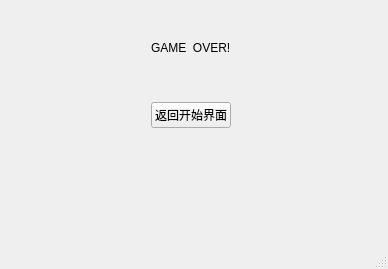
This is returnwindow.ui in qinghuanzjy/SnakeGame as Qt 5 draws it before an edit. The edited form follows.
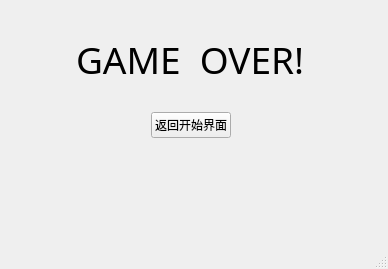
This is the edited form.

Commit message: 更改了开始界面

```diff
--- a/returnwindow.ui
+++ b/returnwindow.ui
@@ -20,7 +20,7 @@
       <x>0</x>
       <y>60</y>
       <width>381</width>
-      <height>111</height>
+      <height>131</height>
      </rect>
     </property>
     <layout class="QHBoxLayout" name="horizontalLayout_2">
@@ -63,20 +63,20 @@
     <property name="geometry">
      <rect>
       <x>0</x>
-      <y>30</y>
+      <y>14</y>
       <width>381</width>
-      <height>35</height>
+      <height>91</height>
      </rect>
     </property>
     <layout class="QHBoxLayout" name="horizontalLayout">
      <item>
-      <spacer name="horizontalSpacer_2">
+      <spacer name="horizontalSpacer">
        <property name="orientation">
         <enum>Qt::Orientation::Horizontal</enum>
        </property>
        <property name="sizeHint" stdset="0">
         <size>
-         <width>63</width>
+         <width>40</width>
          <height>20</height>
         </size>
        </property>
@@ -84,19 +84,27 @@
      </item>
      <item>
       <widget class="QLabel" name="label">
+       <property name="font">
+        <font>
+         <family>方正舒体</family>
+         <pointsize>28</pointsize>
+         <bold>false</bold>
+         <underline>false</underline>
+        </font>
+       </property>
        <property name="text">
         <string>GAME  OVER!</string>
        </property>
       </widget>
      </item>
      <item>
-      <spacer name="horizontalSpacer">
+      <spacer name="horizontalSpacer_2">
        <property name="orientation">
         <enum>Qt::Orientation::Horizontal</enum>
        </property>
        <property name="sizeHint" stdset="0">
         <size>
-         <width>147</width>
+         <width>40</width>
          <height>20</height>
         </size>
        </property>
```
The commit also changes 6 other files.
